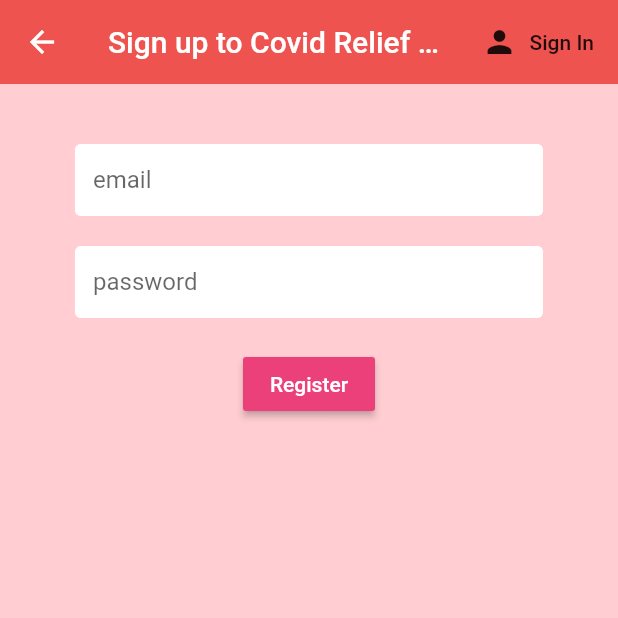
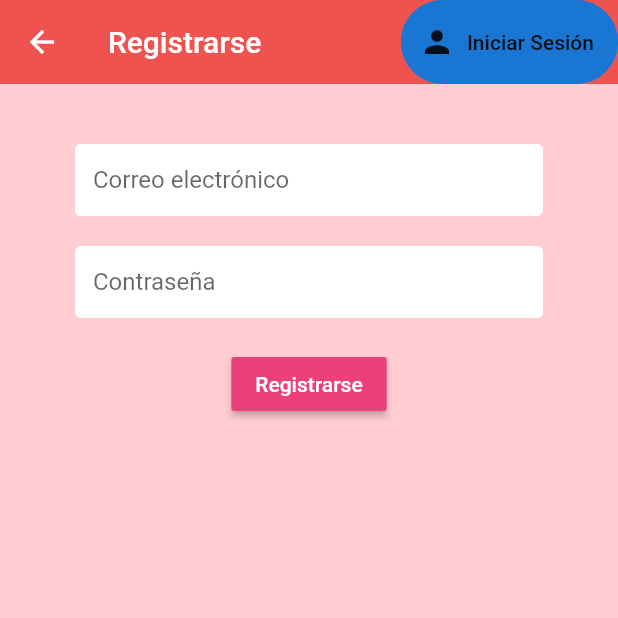
Before and after one commit to Covid-relief/CovidReliefApp, a Flutter app: the Register screen opened directly, on a phone screen of 412 x 824 dp, the top half of it. Run offline on Flutter 3.47's test engine with Material 2 defaults, Android fonts, the phone set to English and light mode, and no system bars; our stand-ins replace cloud_firestore, firebase_auth, flutter_secure_storage, google_sign_in; accounts and stored records are empty.

Commit message:
Translated to spanish

```diff
--- a/CovidRelief/lib/screens/authenticate/register.dart
+++ b/CovidRelief/lib/screens/authenticate/register.dart
@@ -31,12 +31,18 @@ class _RegisterState extends State<Register> {
       appBar: AppBar(
         backgroundColor: Colors.red[400],
         elevation: 0.0,
-        title: Text('Sign up to Covid Relief app'),
+        title: Text('Registrarse'),
         actions: <Widget>[
           FlatButton.icon(
             icon: Icon(Icons.person),
-            label: Text('Sign In'),
+            label: Text('Iniciar Sesión'),
+            color: Color(0xFF1976D2),
             onPressed: () => widget.toggleView(),
+            shape: RoundedRectangleBorder(side: BorderSide(
+                color: Color(0xFF1976D2),
+                width: 1,
+                style: BorderStyle.solid
+            ), borderRadius: BorderRadius.circular(40)),
           ),
         ],
       ),
@@ -48,15 +54,15 @@ class _RegisterState extends State<Register> {
             children: <Widget>[
               SizedBox(height: 20.0),
               TextFormField(
-                decoration: textInputDecoration.copyWith(hintText: 'email'),
-                validator: (val) => val.isEmpty ? 'Ingrese un correo' : null,
+                decoration: textInputDecoration.copyWith(hintText: 'Correo electrónico'),
+                validator: (val) => val.isEmpty ? 'Ingrese un correo electrónico válido' : null,
                 onChanged: (val) {
                   setState(() => email = val);
                 },
               ),
               SizedBox(height: 20.0),
               TextFormField(
-                decoration: textInputDecoration.copyWith(hintText: 'password'),
+                decoration: textInputDecoration.copyWith(hintText: 'Contraseña'),
                 obscureText: true,
                 validator: (val) => val.length < 6 ? 'Ingrese una contrasena de más de 6 caracteress' : null,
                 onChanged: (val) {
@@ -69,13 +75,13 @@ class _RegisterState extends State<Register> {
               RaisedButton(
                 color: Colors.pink[400],
                 child: Text(
-                  'Register',
+                  'Registrarse',
                   style: TextStyle(color: Colors.white),
                 ),
                 onPressed: () async {
                   String value = await storage.read(key: "mykey");
                   if(_formKey.currentState.validate()){
-                    print('Register complete');
+                    print('Se ha registrado exitosamente');
                     dynamic result = await _auth.registerEmailandPassword(email, value);
                     if(result == null) {
                       setState(() {
```
